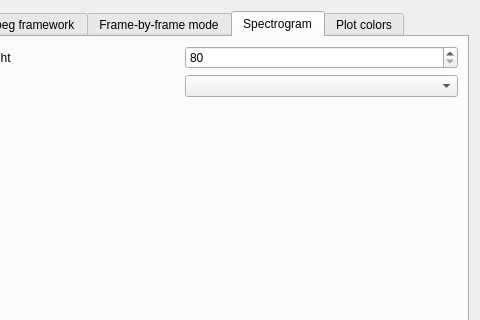
Old version of the form preferences.ui in the repository olivierfriard/BORIS; both pictures show x 116 to 596 and y 0 to 320 of the 596 by 525 pixel window.
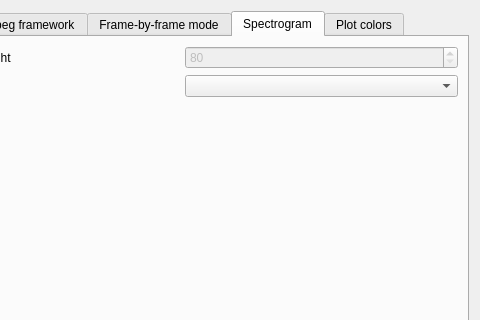
New version of the form. The open tabs and pages were chosen to show the change.

Diff of the .ui file:
```diff
--- a/preferences.ui
+++ b/preferences.ui
@@ -405,6 +405,9 @@
              </item>
              <item>
               <widget class="QSpinBox" name="sbSpectrogramHeight">
+               <property name="enabled">
+                <bool>false</bool>
+               </property>
                <property name="minimum">
                 <number>80</number>
                </property>
```
Left out of the diff: 2 changed lines with no effect on the pictures.
